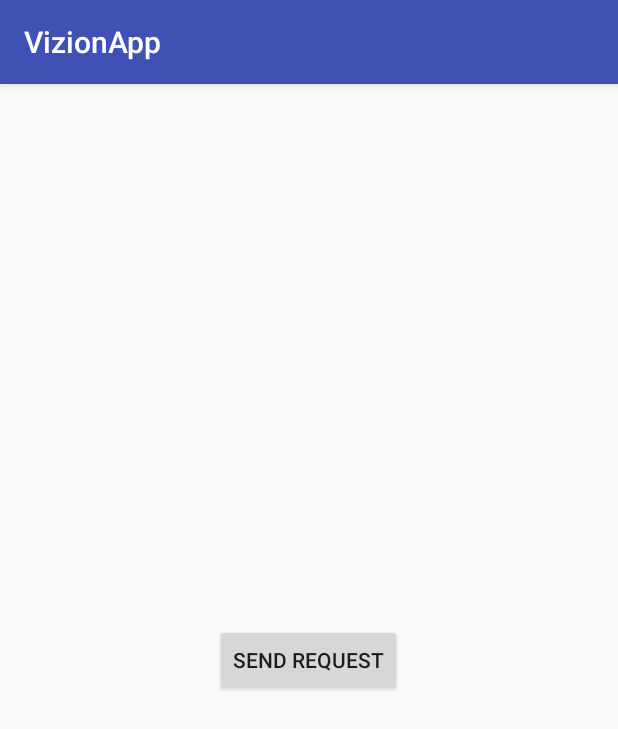
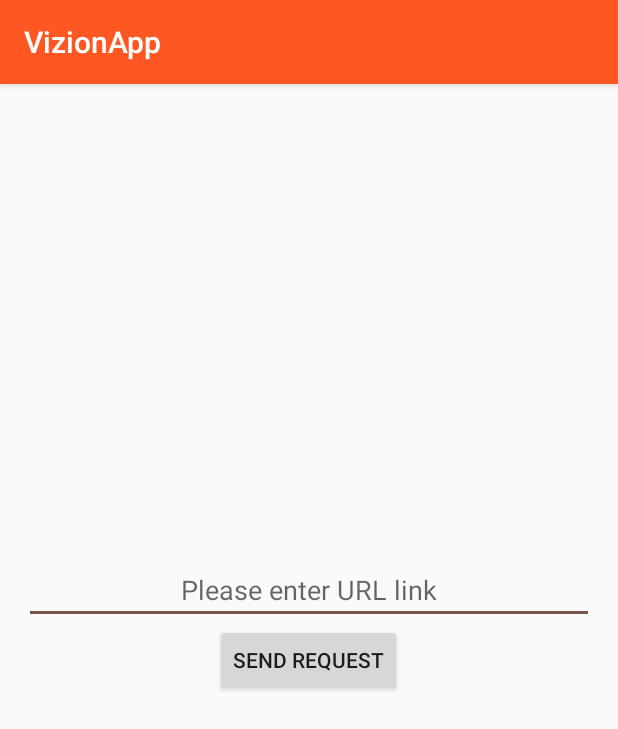
Before and after one commit to hyerania/Vizion, an Android app: the screen it shows after launch (MainActivity), after a tap on "SEND REQUEST", on a phone screen of 412 x 824 dp. Shown: the top 729 px of the screen. Run offline under Robolectric (Android 15) with nearby library versions, the phone set to English and light mode, and no system bars; our stand-ins replace Volley; network calls fail.

Commit message:
Link request based on user input

```diff
--- a/src/app/VizionApp/app/src/main/java/csce462/vizionapp/MainActivity.java
+++ b/src/app/VizionApp/app/src/main/java/csce462/vizionapp/MainActivity.java
@@ -5,6 +5,7 @@ import android.os.Bundle;
 import android.util.Log;
 import android.view.View;
 import android.widget.Button;
+import android.widget.EditText;
 
 import com.android.volley.Request;
 import com.android.volley.RequestQueue;
@@ -22,28 +23,31 @@ public class MainActivity extends AppCompatActivity {
     private Button sendButton;
     private RequestQueue mRequestQueue;
     private StringRequest stringRequest;
-    private String url = "http://10.230.201.34:8000/turnonled/";
+    EditText etURL;
+//    private String url = "http://10.230.201.34:8000/turnonled/";
 
     private DiskBasedCache mCache;
     private com.android.volley.Network mNetwork;
+
 
     @Override
     protected void onCreate(Bundle savedInstanceState) {
         super.onCreate(savedInstanceState);
         setContentView(R.layout.activity_main);
 
+        etURL = (EditText) findViewById(R.id.etURL);
         sendButton = (Button) findViewById(R.id.sendButton);
         sendButton.setOnClickListener(new View.OnClickListener(){
             public void onClick(View v){
-
                 //Send request and print the response using volley library
-                sendRequestAndPrintResponse();
+                String url = etURL.getText().toString();
+                sendRequestAndPrintResponse(url);
 
             }
         });
     }
 
-    private void sendRequestAndPrintResponse() {
+    private void sendRequestAndPrintResponse(String url) {
 //        mRequestQueue = Volley.newRequestQueue(this);
 //        mCache = new DiskBasedCache(getCacheDir(), 4*1024*1024);
 //        mNetwork = new BasicNetwork(new HurlStack());
--- a/src/app/VizionApp/app/src/main/res/layout/activity_main.xml
+++ b/src/app/VizionApp/app/src/main/res/layout/activity_main.xml
@@ -17,4 +17,17 @@
         android:id="@+id/sendButton"
         android:layout_centerVertical="true"
         android:layout_centerHorizontal="true" />
+
+    <EditText
+        android:layout_width="wrap_content"
+        android:layout_height="wrap_content"
+        android:inputType="text"
+        android:ems="10"
+        android:layout_above="@+id/sendButton"
+        android:id="@+id/etURL"
+        android:hint="@string/url_request"
+        android:gravity="center_vertical|center_horizontal"
+        android:layout_alignParentEnd="true"
+        android:layout_alignParentStart="true" />
+
 </RelativeLayout>
--- a/src/app/VizionApp/app/src/main/res/values/colors.xml
+++ b/src/app/VizionApp/app/src/main/res/values/colors.xml
@@ -1,6 +1,8 @@
 <?xml version="1.0" encoding="utf-8"?>
 <resources>
-    <color name="colorPrimary">#3F51B5</color>
-    <color name="colorPrimaryDark">#303F9F</color>
-    <color name="colorAccent">#FF4081</color>
+    <color name="colorPrimary">#FF5722</color>
+    <color name="colorPrimaryDark">#E64A19</color>
+    <color name="colorAccent">#795548</color>
+    <color name="colorPrimaryLight">#FFCCBC</color>
+
 </resources>
--- a/src/app/VizionApp/app/src/main/res/values/strings.xml
+++ b/src/app/VizionApp/app/src/main/res/values/strings.xml
@@ -1,3 +1,4 @@
 <resources>
     <string name="app_name">VizionApp</string>
+    <string name="url_request">Please enter URL link</string>
 </resources>
```
Also changed, not shown: 1 other file.
